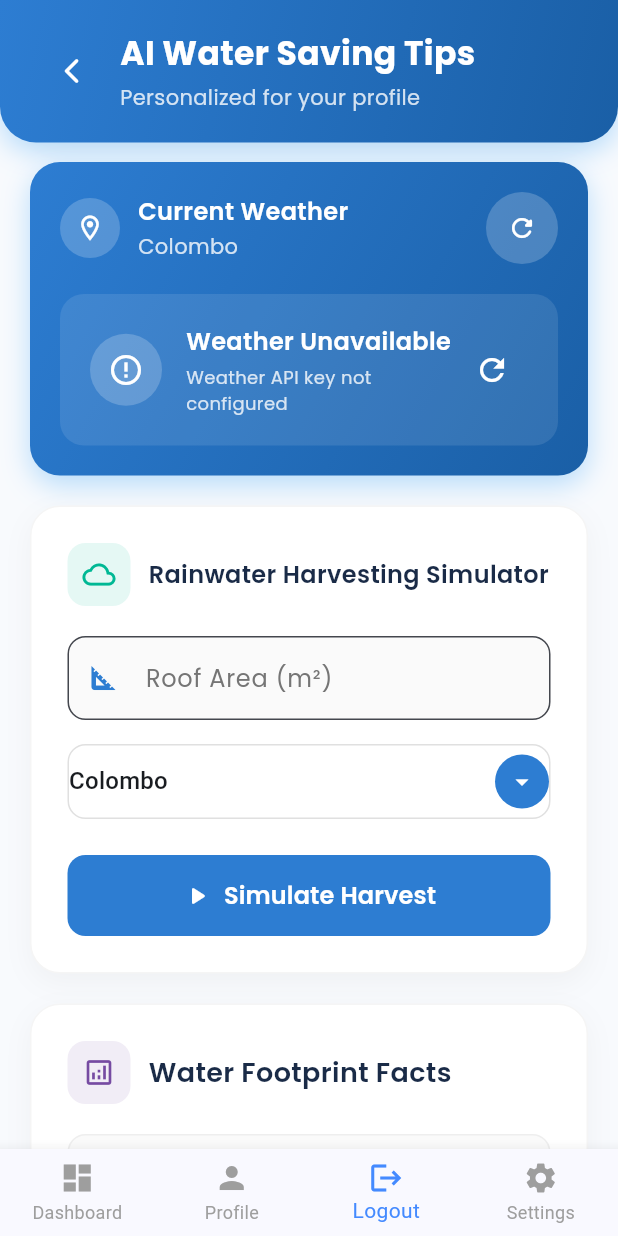
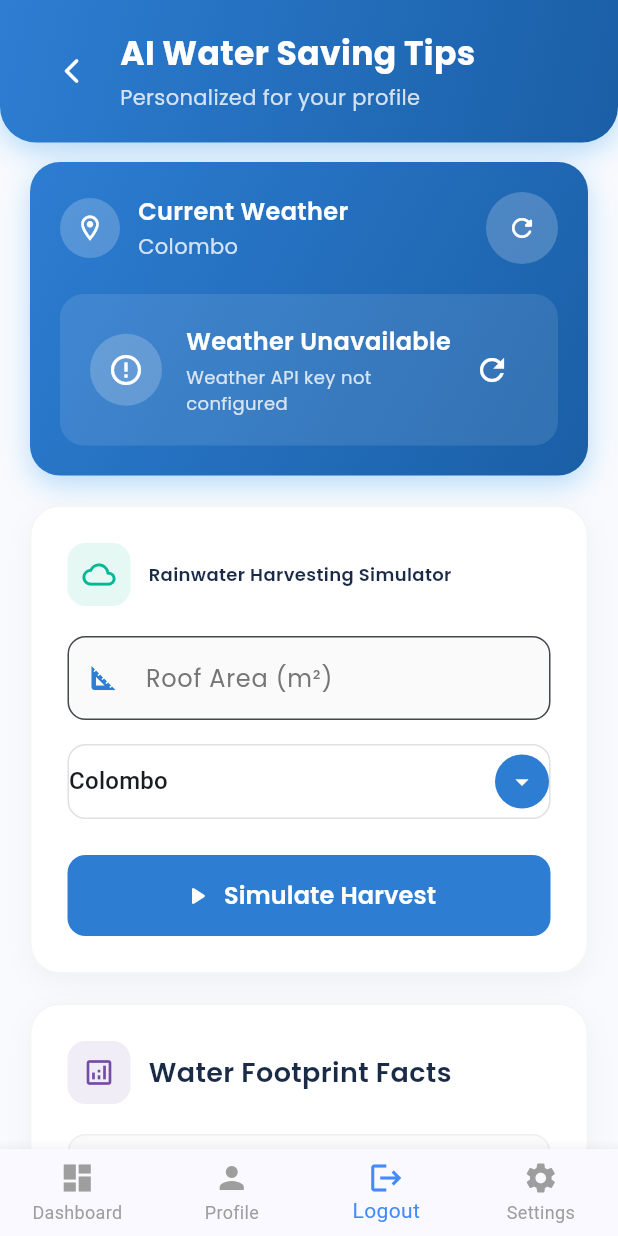
Before and after one commit to sathajasioff/AquaWise, a Flutter app: the AIPersonalizationPage screen opened by its route, scrolled down 576 dp, on a phone screen of 412 x 824 dp. Run offline on Flutter 3.47's test engine with Material 3 defaults, Android fonts, the light colour scheme and no system bars; our stand-ins replace auth_buttons, cloud_firestore, firebase_auth, firebase_core, firebase_remote_config, firebase_storage and 10 more; accounts and stored records are empty.

Commit message:
AI UI changes

```diff
--- a/lib/screens/AI/AItips.dart
+++ b/lib/screens/AI/AItips.dart
@@ -1104,7 +1104,7 @@ Make the tips highly relevant, practical, and tailored to a $persona's typical w
               Text(
                 "Rainwater Harvesting Simulator",
                 style: GoogleFonts.poppins(
-                  fontSize: 16,
+                  fontSize: 12,
                   fontWeight: FontWeight.w600,
                   color: const Color(0xFF1A2B47),
                 ),
```
